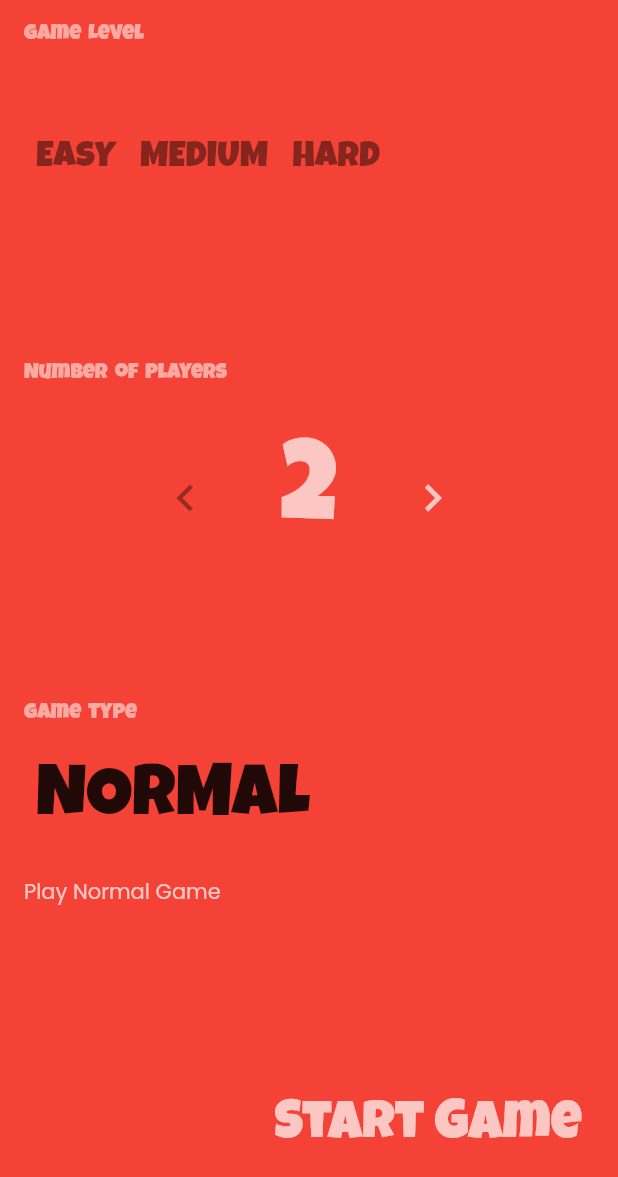
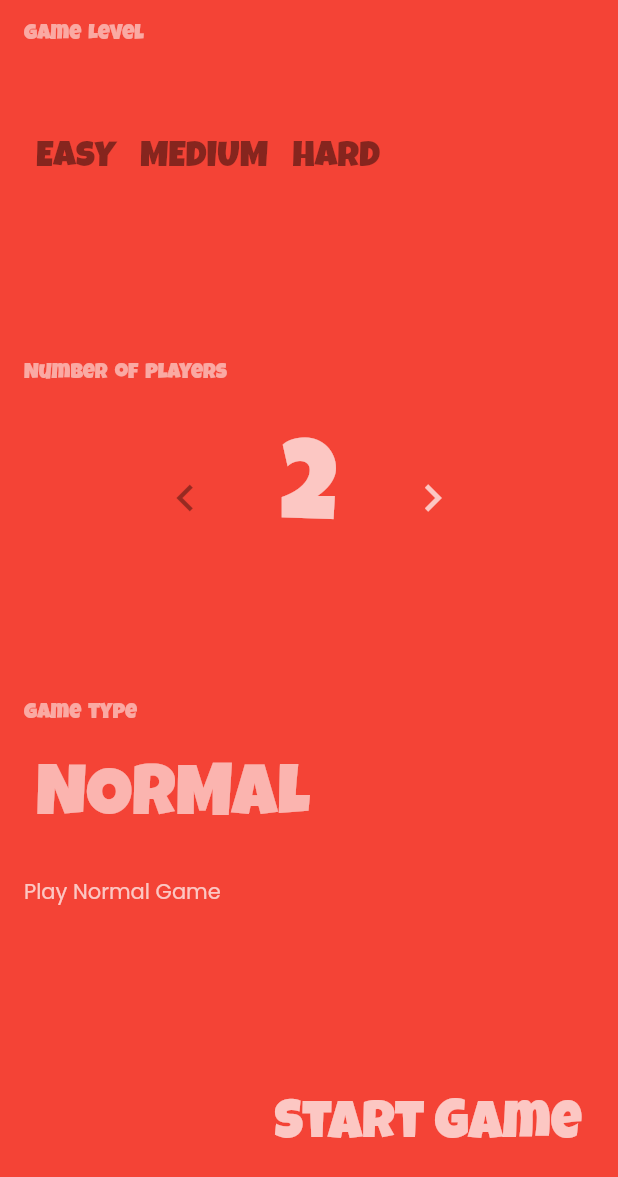
Before and after one commit to hapk-inc/Paricon, a Flutter app: the SetPractice screen opened directly, on a phone screen of 412 x 824 dp. Shown: the top 1177 px of the screen. Run offline on Flutter 3.47's test engine with Material 2 defaults, Android fonts, the phone set to English and light mode, and no system bars; drawn by our look-alikes of auto_size_text; our stand-ins replace audioplayers, confetti, firebase_analytics, firebase_auth, firebase_core, firebase_crashlytics and 7 more; missing offline and left inert: firebase_app_check, in_app_update; accounts and stored records are empty.

Commit message:
- Changed highlighted colors in setGame from black to white

```diff
--- a/lib/main.dart
+++ b/lib/main.dart
@@ -3,15 +3,14 @@ import 'package:flutter/foundation.dart';
 import 'package:flutter/material.dart';
 import 'package:flutter_riverpod/flutter_riverpod.dart';
 import 'package:in_app_update/in_app_update.dart';
+
 import 'screens/appUpdate.dart';
 import 'screens/common/circularProgressTheme.dart';
 import 'screens/common/durationCount.dart';
-
-import 'screens/providers/updateProvider.dart';
-
 import 'screens/dashboard.dart';
 import 'screens/providers/authProvider.dart';
 import 'screens/providers/pageProvider.dart';
+import 'screens/providers/updateProvider.dart';
 import 'screens/splash.dart';
 import 'screens/welcome.dart';
 
--- a/lib/screens/common/setGameWidgets.dart
+++ b/lib/screens/common/setGameWidgets.dart
@@ -1,6 +1,6 @@
-import 'package:flutter_riverpod/flutter_riverpod.dart';
 import 'package:auto_size_text/auto_size_text.dart';
 import 'package:flutter/material.dart';
+import 'package:flutter_riverpod/flutter_riverpod.dart';
 import 'package:paricon/screens/providers/practiceProvider.dart';
 import 'package:paricon/screens/providers/setGameProvider.dart';
 
@@ -103,10 +103,10 @@ class GameTypeButtons extends StatelessWidget {
                         ? () => context.read(setGameProvider).type = _type
                         : () => context.read(practiceProvider).type = _type,
                     child: AnimatedDefaultTextStyle(
-                      duration: DurationCount.m250,
+                      duration: DurationCount.m500,
                       style: TextStyleFontTheme.luckiestGuy.copyWith(
                         color: selectedType == _type
-                            ? Colors.black87
+                            ? Colors.white60
                             : Colors.black45,
                         fontSize: selectedType == _type ? 48 : 24,
                       ),
@@ -163,10 +163,10 @@ class SetGameLevel extends StatelessWidget {
                           ? context.read(practiceProvider).level = _level
                           : context.read(setGameProvider).level = _level,
                       child: AnimatedDefaultTextStyle(
-                        duration: DurationCount.m250,
+                        duration: DurationCount.m500,
                         style: TextStyleFontTheme.luckiestGuy.copyWith(
                             color: level == _level
-                                ? Colors.black87
+                                ? Colors.white54
                                 : Colors.black45,
                             fontSize: level == _level ? 48 : 24),
                         child: FittedBox(
```
